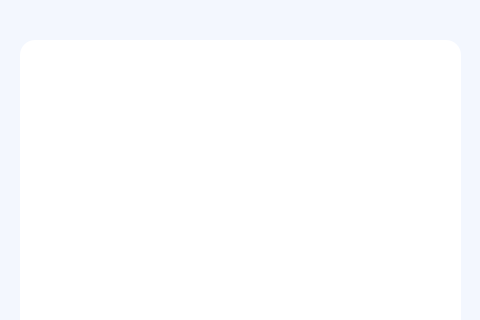
This is uis/texts_label_window.ui in pavdmit/sl as Qt 5 draws it before an edit; both pictures show x 0 to 480 and y 0 to 320 of the 800 by 800 pixel window. The edited form follows.
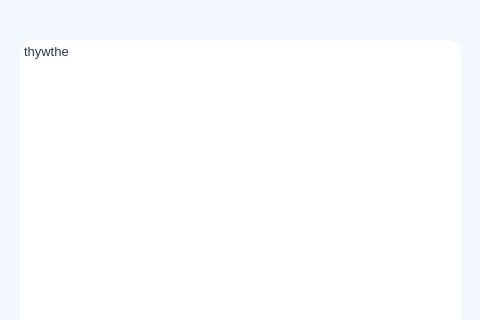
This is the edited form.

Patch:
```diff
--- a/uis/texts_label_window.ui
+++ b/uis/texts_label_window.ui
@@ -342,6 +342,13 @@
 font: 10pt &quot;Andale Mono&quot;;
 color:rgb(43,59,78);</string>
     </property>
+    <property name="html">
+     <string>&lt;!DOCTYPE HTML PUBLIC &quot;-//W3C//DTD HTML 4.0//EN&quot; &quot;http://www.w3.org/TR/REC-html40/strict.dtd&quot;&gt;
+&lt;html&gt;&lt;head&gt;&lt;meta name=&quot;qrichtext&quot; content=&quot;1&quot; /&gt;&lt;style type=&quot;text/css&quot;&gt;
+p, li { white-space: pre-wrap; }
+&lt;/style&gt;&lt;/head&gt;&lt;body style=&quot; font-family:'Andale Mono'; font-size:10pt; font-weight:400; font-style:normal;&quot;&gt;
+&lt;p style=&quot; margin-top:0px; margin-bottom:0px; margin-left:0px; margin-right:0px; -qt-block-indent:0; text-indent:0px;&quot;&gt;thywthe&lt;/p&gt;&lt;/body&gt;&lt;/html&gt;</string>
+    </property>
    </widget>
   </widget>
  </widget>
```
